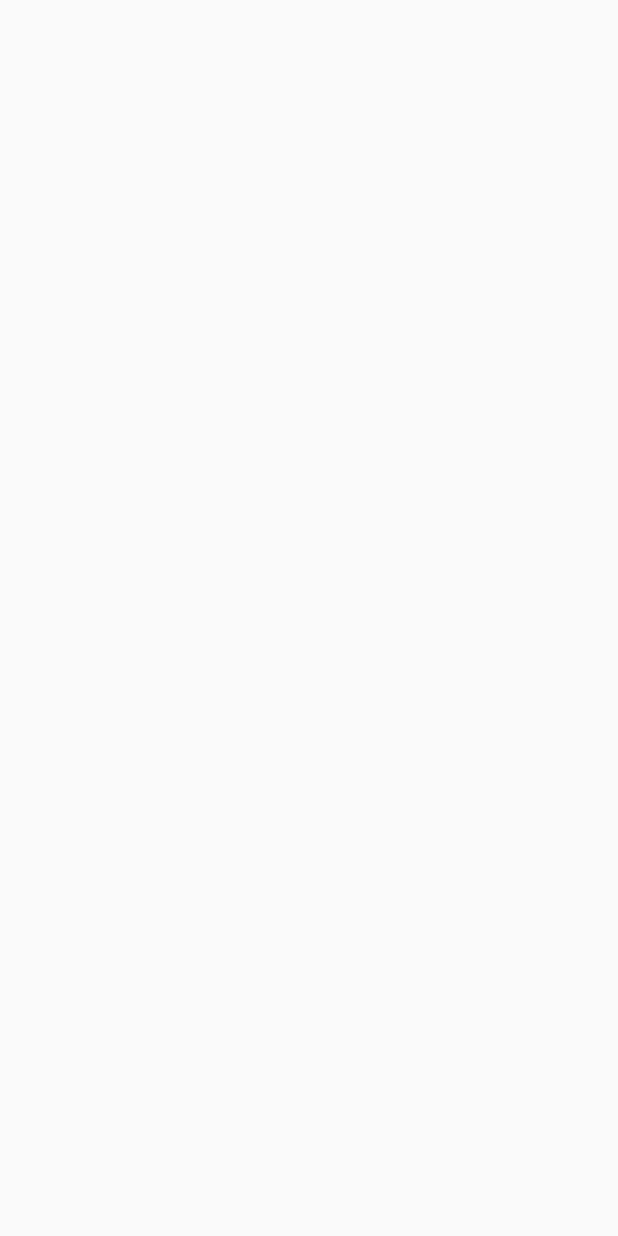
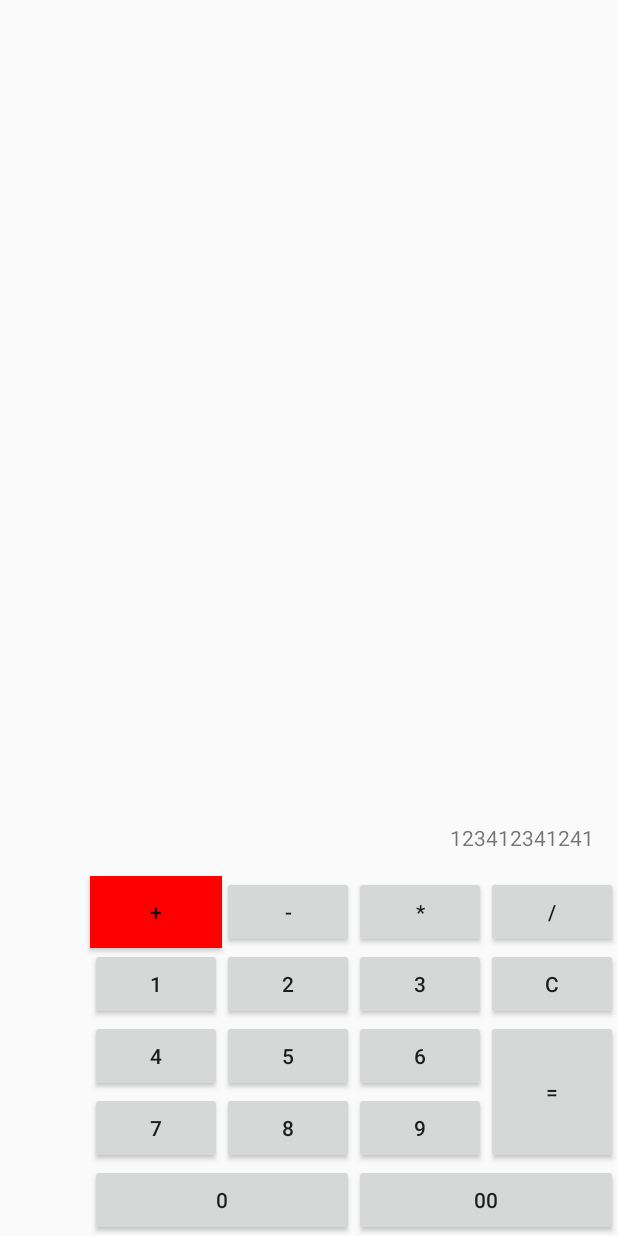
Before and after one commit to appeyroad/s13-introduction, an Android app: the screen it shows after launch (MainActivity), on a phone screen of 412 x 824 dp. Before the commit the screen is empty. Run offline under Robolectric (Android 15) with nearby library versions, the phone set to English and light mode, and no system bars.

Commit message:
Catch-up commit for newcomer

```diff
--- a/app/build.gradle
+++ b/app/build.gradle
@@ -25,10 +25,10 @@ android {
 dependencies {
     implementation fileTree(dir: 'libs', include: ['*.jar'])
     implementation"org.jetbrains.kotlin:kotlin-stdlib-jre7:$kotlin_version"
-    implementation 'com.android.support:appcompat-v7:26.1.0'
     implementation 'com.android.support.constraint:constraint-layout:1.0.2'
     implementation 'com.android.support:design:26.1.0'
     testImplementation 'junit:junit:4.12'
     androidTestImplementation 'com.android.support.test:runner:1.0.1'
     androidTestImplementation 'com.android.support.test.espresso:espresso-core:3.0.1'
+    implementation 'com.android.support:gridlayout-v7:26.1.0'
 }
--- a/app/src/main/java/org/appeyroad/s11/introduction/MainActivity.kt
+++ b/app/src/main/java/org/appeyroad/s11/introduction/MainActivity.kt
@@ -5,12 +5,14 @@ import android.support.design.widget.Snackbar
 import android.support.v7.app.AppCompatActivity
 import android.view.Menu
 import android.view.MenuItem
+import kotlinx.android.synthetic.main.activity_main.*
 
 class MainActivity : AppCompatActivity() {
 
     override fun onCreate(savedInstanceState: Bundle?) {
         super.onCreate(savedInstanceState)
         setContentView(R.layout.activity_main)
+
     }
 
     override fun onCreateOptionsMenu(menu: Menu): Boolean {
--- a/app/src/main/res/layout/activity_main.xml
+++ b/app/src/main/res/layout/activity_main.xml
@@ -1,31 +1,146 @@
 <?xml version="1.0" encoding="utf-8"?>
-<LinearLayout
-    xmlns:android="http://schemas.android.com/apk/res/android"
+<LinearLayout xmlns:android="http://schemas.android.com/apk/res/android"
     android:layout_height="match_parent"
     android:layout_width="match_parent"
+    xmlns:app="http://schemas.android.com/apk/res-auto"
     android:orientation="vertical">
 
     <RelativeLayout
         android:layout_width="match_parent"
         android:layout_height="0dp"
-        android:layout_weight="1"></RelativeLayout>
+        android:layout_weight="1">
 
-    <TableLayout
+        <TextView
+            android:layout_width="wrap_content"
+            android:layout_height="wrap_content"
+            android:text="123412341241"
+            android:layout_alignParentBottom="true"
+            android:layout_alignParentEnd="true"
+            android:layout_margin="16dp"/>
+
+    </RelativeLayout>
+
+    <android.support.v7.widget.GridLayout
         android:layout_width="match_parent"
         android:layout_height="wrap_content">
 
-        <TableRow>
+        <Button
+            style="@style/CalculatorButton"
+            android:id="@+id/add"
+            app:layout_row="1"
+            app:layout_column="1"
+            android:text="+" />
 
-        </TableRow>
 
-        <TableRow></TableRow>
+        <Button
+            android:id="@+id/sub"
+            android:layout_width="wrap_content"
+            android:layout_height="wrap_content"
+            android:text="-" />
 
-        <TableRow></TableRow>
+        <Button
+            android:id="@+id/mul"
+            android:layout_width="wrap_content"
+            android:layout_height="wrap_content"
+            android:text="*" />
 
-        <TableRow></TableRow>
+        <Button
+            android:id="@+id/div"
+            android:layout_width="wrap_content"
+            android:text="/" />
 
-        <TableRow></TableRow>
+        <Button
+            android:id="@+id/one"
+            android:layout_width="wrap_content"
+            android:layout_height="wrap_content"
+            app:layout_row="2"
+            app:layout_column="1"
+            android:text="@string/digit_one" />
 
-    </TableLayout>
+        <Button
+            android:id="@+id/two"
+            android:layout_width="wrap_content"
+            android:layout_height="wrap_content"
+            android:text="2" />
+
+        <Button
+            android:id="@+id/three"
+            android:layout_width="wrap_content"
+            android:layout_height="wrap_content"
+            android:text="3" />
+
+        <Button
+            android:id="@+id/clear"
+            android:layout_width="wrap_content"
+            android:layout_height="wrap_content"
+            android:text="C" />
+
+        <Button
+            android:id="@+id/four"
+            android:layout_width="wrap_content"
+            android:layout_height="wrap_content"
+            app:layout_row="3"
+            app:layout_column="1"
+            android:text="4" />
+
+        <Button
+            android:id="@+id/five"
+            android:layout_width="wrap_content"
+            android:layout_height="wrap_content"
+            android:text="5" />
+
+        <Button
+            android:id="@+id/six"
+            android:layout_width="wrap_content"
+            android:layout_height="wrap_content"
+            android:text="6" />
+
+        <Button
+            android:id="@+id/eq"
+            android:layout_width="wrap_content"
+            android:layout_height="wrap_content"
+            app:layout_rowSpan="2"
+            app:layout_gravity="fill_vertical"
+            android:text="=" />
+
+        <Button
+            android:id="@+id/seven"
+            android:layout_width="wrap_content"
+            android:layout_height="wrap_content"
+            app:layout_row="4"
+            app:layout_column="1"
+            android:text="7" />
+
+        <Button
+            android:id="@+id/eight"
+            android:layout_width="wrap_content"
+            android:layout_height="wrap_content"
+            android:text="8" />
+
+        <Button
+            android:id="@+id/nine"
+            android:layout_width="wrap_content"
+            android:layout_height="wrap_content"
+            android:text="9" />
+
+        <Button
+            android:id="@+id/zero"
+            android:layout_width="wrap_content"
+            android:layout_height="wrap_content"
+            app:layout_row="5"
+            app:layout_column="1"
+            app:layout_columnSpan="2"
+            app:layout_gravity="fill_horizontal"
+            android:text="0" />
+
+        <Button
+            android:id="@+id/double_zero"
+            android:layout_width="wrap_content"
+            android:layout_height="wrap_content"
+            app:layout_columnSpan="2"
+            app:layout_gravity="fill_horizontal"
+            android:text="00"/>
+    </android.support.v7.widget.GridLayout>
+
 
 </LinearLayout>
--- a/app/src/main/res/values/strings.xml
+++ b/app/src/main/res/values/strings.xml
@@ -1,4 +1,5 @@
 <resources>
     <string name="app_name">Introduction</string>
     <string name="action_settings">Settings</string>
+    <string name="digit_one">1</string>
 </resources>
--- a/app/src/main/res/values/styles.xml
+++ b/app/src/main/res/values/styles.xml
@@ -17,4 +17,10 @@
 
     <style name="AppTheme.PopupOverlay" parent="ThemeOverlay.AppCompat.Light" />
 
+    <style name="CalculatorButton">
+        <item name="android:layout_width">wrap_content</item>
+        <item name="android:layout_height">wrap_content</item>
+        <item name="android:background">#F00</item>
+    </style>
+
 </resources>
```
